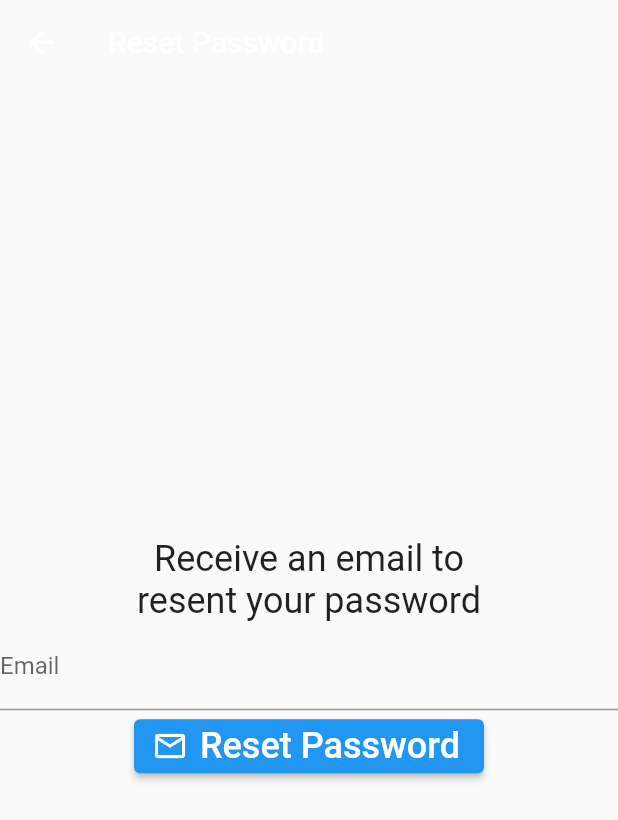
After one commit to aryamanshrivastava/FirebaseAuth-Flutter, a Flutter app: the screen it shows after launch, after a tap on "Forgot Password", on a phone screen of 412 x 824 dp. The commit adds this screen. Shown: the top 820 px of the screen. Run offline on Flutter 3.47's test engine with Material 2 defaults, Android fonts, the phone set to English and light mode, and no system bars; our stand-ins replace email_validator, firebase_auth, firebase_core; accounts and stored records are empty.

Commit message:
Email Verification

```diff
--- /dev/null
+++ b/lib/screens/forgotpass.dart
@@ -0,0 +1,85 @@
+// ignore_for_file: prefer_const_constructors, prefer_const_literals_to_create_immutables
+
+import 'package:email_validator/email_validator.dart';
+import 'package:firebase_auth/firebase_auth.dart';
+import 'package:flutter/material.dart';
+import 'package:flutter_firebase/screens/utils.dart';
+
+class ForgotPasswordPage extends StatefulWidget {
+  const ForgotPasswordPage({Key? key}) : super(key: key);
+
+  @override
+  State<ForgotPasswordPage> createState() => _ForgotPasswordPageState();
+}
+
+class _ForgotPasswordPageState extends State<ForgotPasswordPage> {
+  final formKey = GlobalKey<FormState>();
+  final emailController = TextEditingController();
+  @override
+  void dispose() {
+    emailController.dispose();
+    super.dispose();
+  }
+
+  @override
+  Widget build(BuildContext context) {
+    return Scaffold(
+      appBar: AppBar(
+        backgroundColor: Colors.transparent,
+        elevation: 0,
+        title: Text('Reset Password'),
+      ),
+      body: Form(
+          key: formKey,
+          child: Column(
+            mainAxisAlignment: MainAxisAlignment.center,
+            children: [
+              Text(
+                'Receive an email to\nresent your password',
+                textAlign: TextAlign.center,
+                style: TextStyle(
+                  fontSize: 24,
+                ),
+              ),
+              TextFormField(
+                controller: emailController,
+                cursorColor: Colors.white,
+                textInputAction: TextInputAction.next,
+                decoration: InputDecoration(labelText: 'Email'),
+                autovalidateMode: AutovalidateMode.onUserInteraction,
+                validator: (email) =>
+                    email != null && !EmailValidator.validate(email)
+                        ? 'Enter a valid email'
+                        : null,
+              ),
+              ElevatedButton.icon(
+                  onPressed: resetPassword,
+                  icon: Icon(Icons.email_outlined),
+                  label: Text(
+                    'Reset Password',
+                    style: TextStyle(fontSize: 24),
+                  )),
+            ],
+          )),
+    );
+  }
+
+  Future resetPassword()async{
+    showDialog(
+        context: context,
+        barrierDismissible: false,
+        builder: ((context) => Center(child: CircularProgressIndicator())));
+    try {
+      await FirebaseAuth.instance
+          .sendPasswordResetEmail(email: emailController.text.trim());
+      Utils.showSnackBar('Password Reset Email Sent');
+      // ignore: use_build_context_synchronously
+      Navigator.of(context).popUntil((route) => route.isFirst);
+    } on FirebaseAuthException catch (e) {
+      // ignore: avoid_print
+      print(e);
+      Utils.showSnackBar(e.message);
+      Navigator.of(context).pop();
+    }
+  }
+}
--- a/lib/screens/home.dart
+++ b/lib/screens/home.dart
@@ -4,6 +4,7 @@ import 'package:firebase_auth/firebase_auth.dart';
 import 'package:flutter/material.dart';
 
 import 'auth.dart';
+import 'verify_email.dart';
 
 class MainPage extends StatelessWidget {
   const MainPage({Key? key}) : super(key: key);
@@ -18,7 +19,7 @@ class MainPage extends StatelessWidget {
               } else if (snapshot.hasError) {
                 return Center(child: Text('Something went Wrong!'));
               } else if (snapshot.hasData) {
-                return HomePage();
+                return VerifyEmailPage();
               } else {
                 return AuthPage();
               }
--- a/lib/screens/login.dart
+++ b/lib/screens/login.dart
@@ -1,9 +1,11 @@
-// ignore_for_file: prefer_const_constructors, prefer_const_literals_to_create_immutables
+// ignore_for_file: prefer_const_constructors, prefer_const_literals_to_create_immutables, sort_child_properties_last
 import 'package:firebase_auth/firebase_auth.dart';
 import 'package:flutter/gestures.dart';
 import 'package:flutter/material.dart';
 import 'package:flutter_firebase/main.dart';
 import 'package:flutter_firebase/screens/utils.dart';
+
+import 'forgotpass.dart';
 
 class LoginWidget extends StatefulWidget {
   final VoidCallback onClickedSignUp;
@@ -24,8 +26,7 @@ class _LoginWidgetState extends State<LoginWidget> {
   }
 
   @override
-  Widget build(BuildContext context) =>
-  Scaffold(
+  Widget build(BuildContext context) => Scaffold(
         backgroundColor: Colors.white,
         body: Column(mainAxisAlignment: MainAxisAlignment.center, children: [
           TextField(
@@ -47,6 +48,16 @@ class _LoginWidgetState extends State<LoginWidget> {
                 'Sign In',
                 style: TextStyle(fontSize: 24),
               )),
+          GestureDetector(
+            child: Text(
+              'Forgot Password',
+              style: TextStyle(
+                  decoration: TextDecoration.underline,
+                  color: Colors.black,
+                  fontSize: 20),
+            ),
+            onTap: () => Navigator.of(context).push(MaterialPageRoute(builder: (context) => ForgotPasswordPage(),)),
+          ),
           RichText(
               text: TextSpan(
                   style: TextStyle(color: Colors.black, fontSize: 16),
```
Also changed, not shown: lib/screens/verify_email.dart (added, +43 -0 lines).
